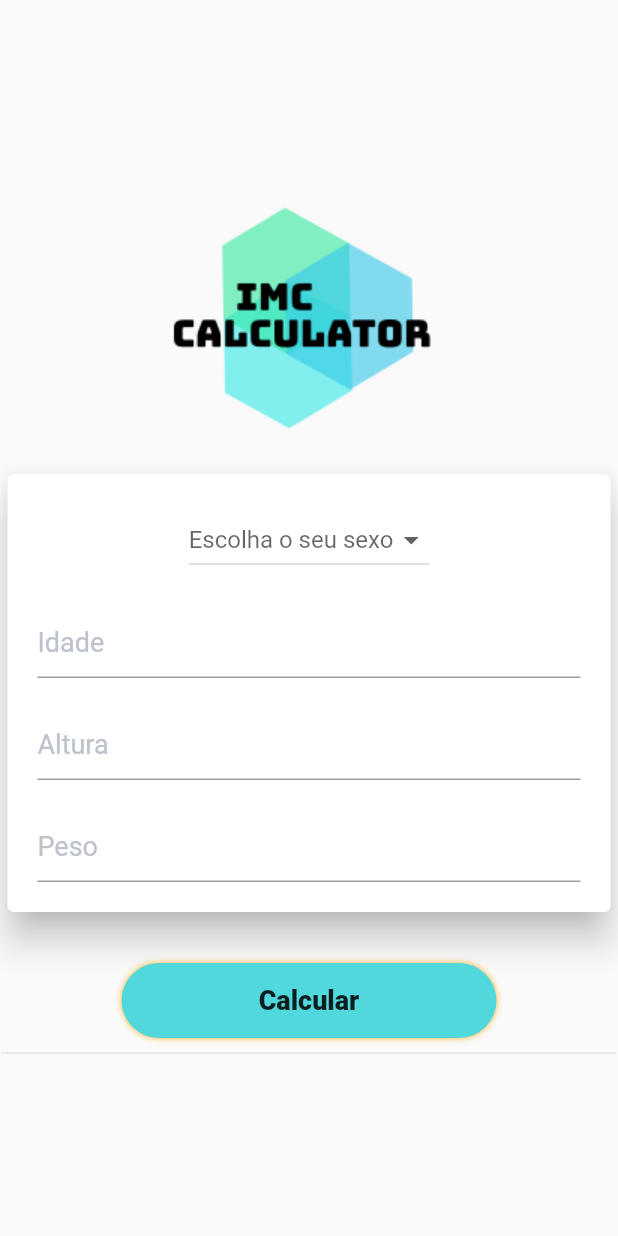
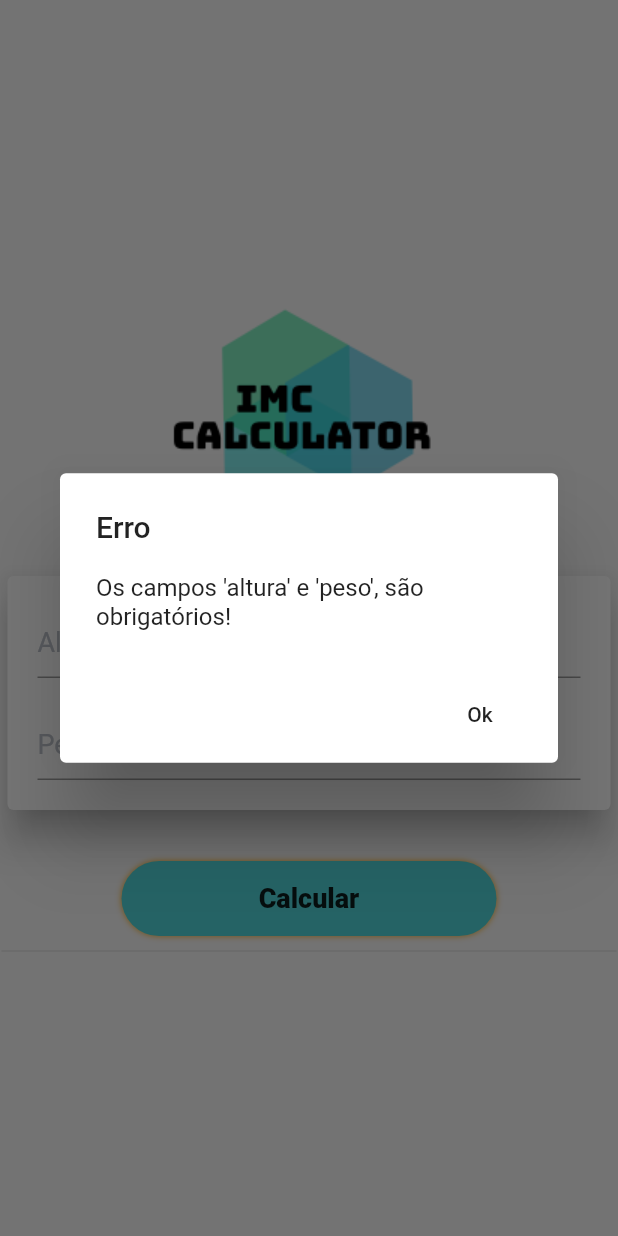
Before and after one commit to caiquedelpino/imc-calculator, a Flutter app: the Calculator screen opened by its route, after a tap on "Calcular", on a phone screen of 412 x 824 dp. Run offline on Flutter 3.47's test engine with Material 2 defaults, Android fonts, the phone set to English and light mode, and no system bars.

```diff
--- a/lib/alert-dialog/alert.dart
+++ b/lib/alert-dialog/alert.dart
@@ -1,6 +1,6 @@
 import 'package:flutter/material.dart';
 
-showAlertDialog1(BuildContext context)
+alertModal(BuildContext context, title, message)
 {
     // configura o button
   Widget okButton = FlatButton(
@@ -11,8 +11,8 @@ showAlertDialog1(BuildContext context)
   );
   // configura o  AlertDialog
   AlertDialog alerta = AlertDialog(
-    title: Text("Login"),
-    content: Text("Senha incorreta"),
+    title: Text(title),
+    content: Text(message),
     actions: [
       okButton,
     ],
--- a/lib/calculator/calculator.dart
+++ b/lib/calculator/calculator.dart
@@ -2,6 +2,7 @@ import 'package:flutter/material.dart';
 import 'package:flutter/services.dart';
 import 'package:imc_calculator/const/const.dart';
 import '../services/calculateIMC.service.dart';
+import 'package:imc_calculator/alert-dialog/alert.dart';
 
 class Calculator extends StatefulWidget {
   Calculator({Key key, this.title}) : super(key: key);
@@ -13,12 +14,11 @@ class Calculator extends StatefulWidget {
 }
 
 class _CalculatorState extends State<Calculator> {
-
   TextEditingController ageController = new TextEditingController();
   TextEditingController heigthController = new TextEditingController();
   TextEditingController weigthController = new TextEditingController();
-  List<String> _genders = ['Masculino', 'Feminino'];
-  String _selectedGender;
+  // List<String> _genders = ['Masculino', 'Feminino'];
+  // String _selectedGender;
 
   @override
   Widget build(BuildContext context) {
@@ -40,37 +40,37 @@ class _CalculatorState extends State<Calculator> {
                 padding: EdgeInsets.all(20.0),
                 child: Column(
                   children: <Widget>[
-                    DropdownButton(
-                      hint: Text('Escolha o seu sexo'),
-                      value: _selectedGender,
-                      onChanged: (newValue) {
-                        setState(() {
-                          _selectedGender = newValue;
-                        });
-                      },
-                      items: _genders.map((location) {
-                        return DropdownMenuItem(
-                          child: new Text(location),
-                          value: location,
-                        );
-                      }).toList(),
-                    ),
-                    SizedBox(
-                      height: 20.0,
-                    ),
-                    TextField(
-                      controller: ageController,
-                      decoration: InputDecoration(
-                        hintText: "Idade",
-                        hintStyle: TextStyle(
-                          color: Color(0xFFBDC2CB),
-                          fontSize: 18.0,
-                        ),
-                      ),
-                    ),
-                    SizedBox(
-                      height: 20.0,
-                    ),
+                    // DropdownButton(
+                    //   hint: Text('Escolha o seu sexo'),
+                    //   value: _selectedGender,
+                    //   onChanged: (newValue) {
+                    //     setState(() {
+                    //       _selectedGender = newValue;
+                    //     });
+                    //   },
+                    //   items: _genders.map((location) {
+                    //     return DropdownMenuItem(
+                    //       child: new Text(location),
+                    //       value: location,
+                    //     );
+                    //   }).toList(),
+                    // ),
+                    // SizedBox(
+                    //   height: 20.0,
+                    // ),
+                    // TextField(
+                    //   controller: ageController,
+                    //   decoration: InputDecoration(
+                    //     hintText: "Idade",
+                    //     hintStyle: TextStyle(
+                    //       color: Color(0xFFBDC2CB),
+                    //       fontSize: 18.0,
+                    //     ),
+                    //   ),
+                    // ),
+                    // SizedBox(
+                    //   height: 20.0,
+                    // ),
                     TextField(
                       controller: heigthController,
                       keyboardType: TextInputType.numberWithOptions(
@@ -96,7 +96,6 @@ class _CalculatorState extends State<Calculator> {
                         ),
                       ),
                     ),
-
                   ],
                 ),
               ),
@@ -125,9 +124,12 @@ class _CalculatorState extends State<Calculator> {
                   ),
                 ),
                 onTap: () async {
-                  CalculateIMCService.calcIMC(_selectedGender, ageController.text, heigthController.text, weigthController.text);
-                  String test = await CalculateIMCService.calcIMC(_selectedGender, ageController.text, heigthController.text, weigthController.text);
-                  debugPrint(test);
+                  if (heigthController.text != '' &&
+                      weigthController.text != '') {
+                    print(await calcIMC(double.parse(heigthController.text), double.parse(weigthController.text), context));
+                  } else {
+                    alertModal(context, "Erro", "Os campos 'altura' e 'peso', são obrigatórios!");
+                  }
                 }),
             Divider(
               height: 20.0,
--- a/lib/login/login.dart
+++ b/lib/login/login.dart
@@ -105,7 +105,7 @@ class _LoginState extends State<Login> {
                   if (email == 'admin' && senha == '123') {
                     Navigator.of(context).pushNamed('/calculator');
                   } else {
-                    showAlertDialog1(context);
+                    alertModal(context, 'Login', 'Senha incorreta');
                   }
                 }),
             Divider(
--- a/lib/services/calculateIMC.service.dart
+++ b/lib/services/calculateIMC.service.dart
@@ -1,20 +1,58 @@
-import 'dart:async';
-import 'package:flutter/material.dart';
-import 'dart:convert';
-import 'package:http/http.dart' as http;
+import 'package:imc_calculator/alert-dialog/alert.dart';
+import 'dart:math';
 
-class CalculateIMCService {
-  static Future<String> calcIMC(
-      gender, age, heigth, weigth) async {
-    final response = await http.get('http://api.open-notify.org/astros');
-    if (response.statusCode == 200) {
-      // If the call to the server was successful, parse the JSON.
-      return json.decode(response.body);
-    } else {
-      // If that call was not successful, throw an error.
-      throw Exception('Failed to load post');
-    }
-    // debugPrint('$gender, $age, $heigth, $weigth');
-    // return 'Teste ok';
-  }
+
+// É simples calcular o seu IMC.
+
+// Por exemplo, se o seu peso é 80kg e a sua altura é 1,80m, a fórmula para calcular o IMC ficará:
+
+// IMC = 80 ÷ 1,802
+
+// IMC = 80 ÷ 3,24
+
+// IMC = 24,69
+
+// De acordo com a tabela de IMC, você está no seu peso ideal.
+
+// Outro exemplo, se você pesa 70kg e mede 1,50m, o cálculo do IMC será:
+
+// IMC = 70 ÷ 1,502
+
+// IMC = 70 ÷ 2,25
+
+// IMC = 31,11
+
+calcIMC(double heigth, double weigth, context) async {
+  Map imcTable = {
+    'lt18_5': "Abaixo do peso",
+    'lt18_6And24_9': "Peso ideal",
+    'lt25And29_99': "Acima do peso",
+    'lt30And34_99': "Obesidade I",
+    'lt35And39_99': "	Obesidade II (severa)",
+    'gt40': "Obesidade III (mórbida)",
+    };
+    var imcTableList = imcTable.values.toList();
+    double imcResult = weigth / (pow(heigth, 2));
+    String classification;
+
+        if(imcResult <= 18.5) {
+          classification = imcTableList[0];
+        } else if(imcResult > 18.5 && imcResult <= 24.9) {
+          classification = imcTableList[1];
+        } else if(imcResult > 24.9 && imcResult <= 29.9) {
+          classification = imcTableList[2];
+        } else if(imcResult > 29.9 && imcResult <= 34.9) {
+          classification = imcTableList[3];
+        } else if(imcResult > 34.9 && imcResult <= 39.9) {
+          classification = imcTableList[4];
+        } else if(imcResult > 40) {
+          classification = imcTableList[5];
+        }
+
+    String message = "Seu IMC é: ${imcResult.toStringAsFixed(2)} \n\nClassificação: $classification";
+  print('foi');
+  print(imcTable);
+  print(heigth + weigth);
+
+  alertModal(context, "Resultado do IMC", message);
 }
```
Also changed, not shown: 3 other files.
